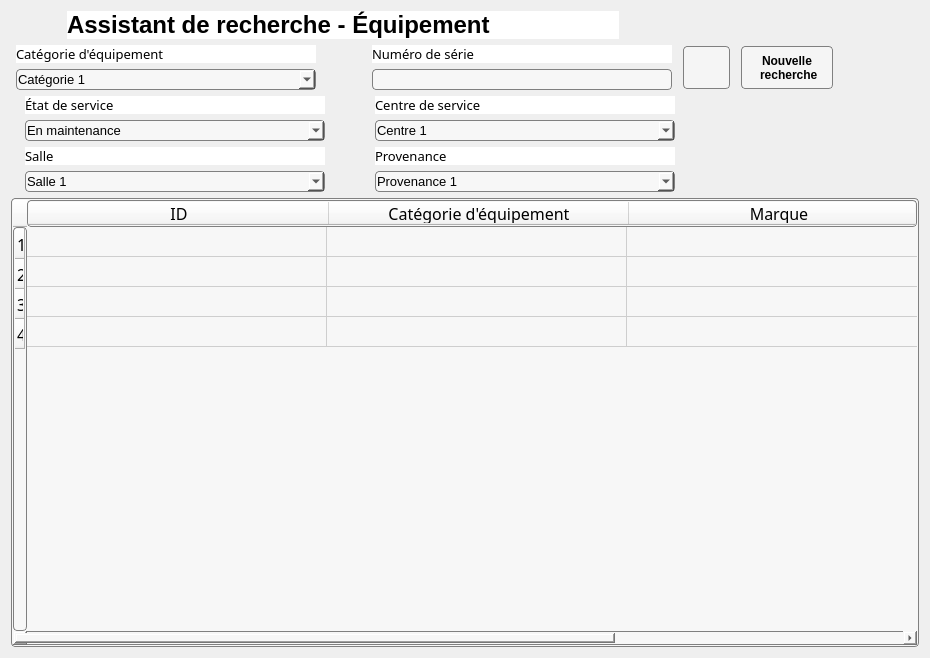
Before: the Qt Designer form Interface/FenetresEnUI/fenetreRechEquip.ui in ProjetPC2/SIMM2.0-DEV, drawn with Qt 5.
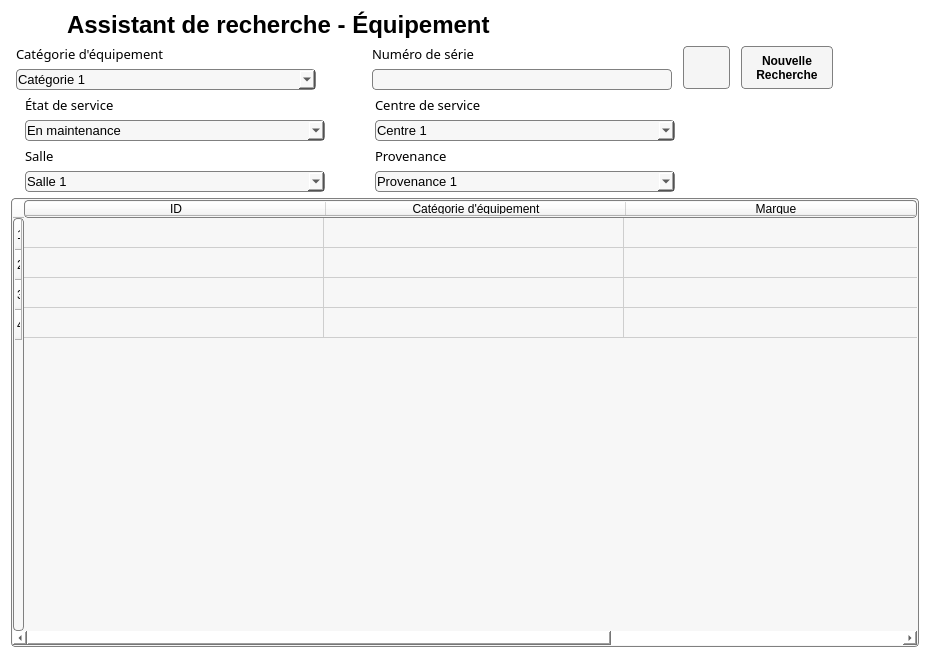
After: the same form once the commit is applied. Icons and pictures are not drawn.

```diff
--- a/Interface/FenetresEnUI/fenetreRechEquip.ui
+++ b/Interface/FenetresEnUI/fenetreRechEquip.ui
@@ -14,7 +14,7 @@
    <string>Form</string>
   </property>
   <property name="styleSheet">
-   <string notr="true"/>
+   <string notr="true">background: white;</string>
   </property>
   <layout class="QVBoxLayout" name="verticalLayout_2">
    <item>
@@ -320,7 +320,7 @@
          </property>
          <property name="text">
           <string>Nouvelle
- recherche</string>
+Recherche</string>
          </property>
         </widget>
        </item>
```
